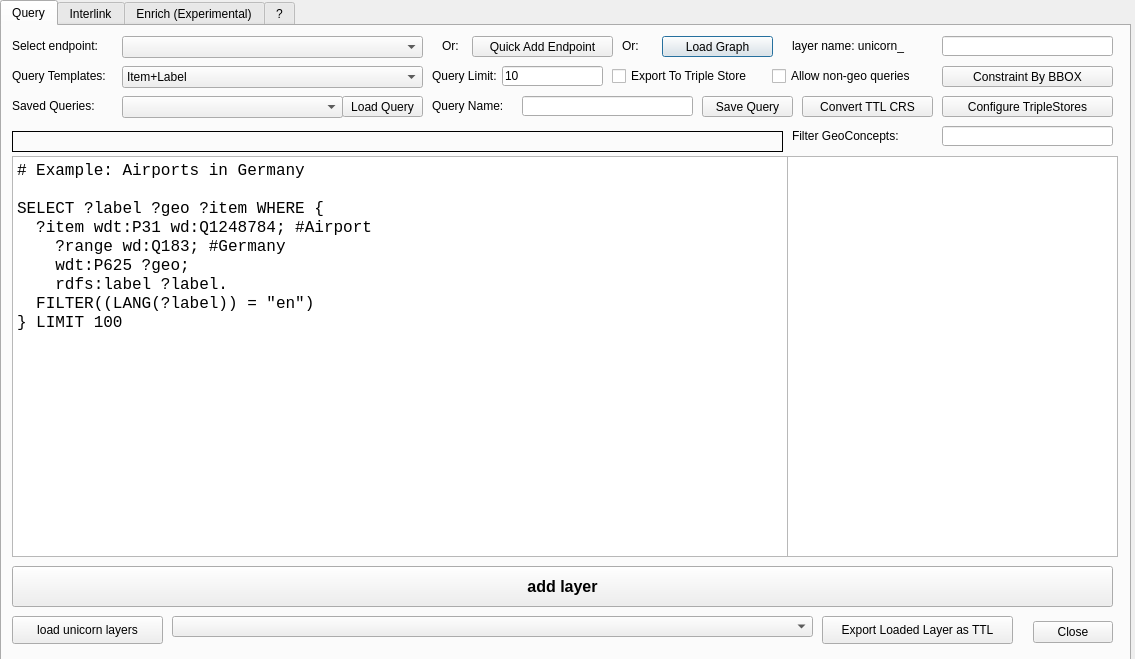
Qt form sparql_unicorn_dialog_base.ui (sparqlunicorn/sparqlunicornGoesGIS) before a commit.
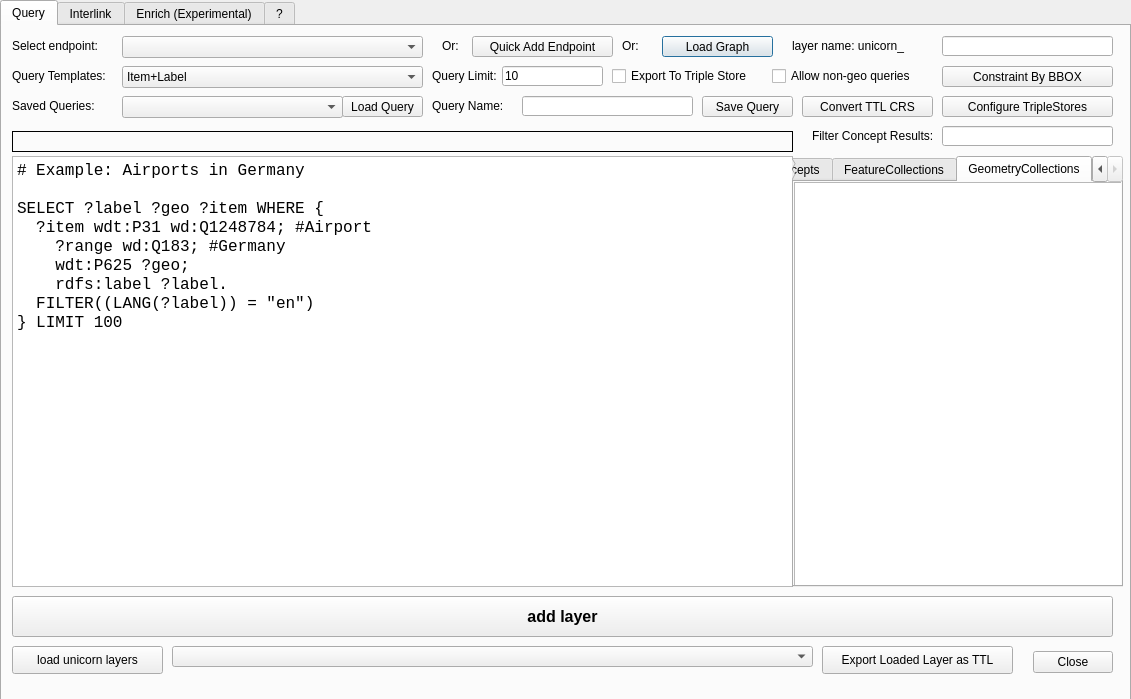
The same form after that commit.

Commit message: Prepared inclusion of collection support in config files and GUI

What changed in the file:
```diff
--- a/sparql_unicorn_dialog_base.ui
+++ b/sparql_unicorn_dialog_base.ui
@@ -6,8 +6,8 @@
    <rect>
     <x>0</x>
     <y>0</y>
-    <width>1135</width>
-    <height>659</height>
+    <width>1131</width>
+    <height>699</height>
    </rect>
   </property>
   <property name="windowTitle">
@@ -32,7 +32,7 @@
      <x>0</x>
      <y>0</y>
      <width>1131</width>
-     <height>661</height>
+     <height>701</height>
     </rect>
    </property>
    <property name="currentIndex">
@@ -120,7 +120,7 @@
        <x>10</x>
        <y>130</y>
        <width>781</width>
-       <height>401</height>
+       <height>431</height>
       </rect>
      </property>
      <property name="font">
@@ -145,7 +145,7 @@
      <property name="geometry">
       <rect>
        <x>10</x>
-       <y>540</y>
+       <y>570</y>
        <width>1101</width>
        <height>41</height>
       </rect>
@@ -165,7 +165,7 @@
      <property name="geometry">
       <rect>
        <x>10</x>
-       <y>590</y>
+       <y>620</y>
        <width>151</width>
        <height>28</height>
       </rect>
@@ -178,7 +178,7 @@
      <property name="geometry">
       <rect>
        <x>170</x>
-       <y>590</y>
+       <y>620</y>
        <width>641</width>
        <height>21</height>
       </rect>
@@ -188,7 +188,7 @@
      <property name="geometry">
       <rect>
        <x>820</x>
-       <y>590</y>
+       <y>620</y>
        <width>191</width>
        <height>28</height>
       </rect>
@@ -201,7 +201,7 @@
      <property name="geometry">
       <rect>
        <x>1020</x>
-       <y>590</y>
+       <y>620</y>
        <width>91</width>
        <height>32</height>
       </rect>
@@ -231,7 +231,7 @@
       <rect>
        <x>10</x>
        <y>105</y>
-       <width>771</width>
+       <width>781</width>
        <height>21</height>
       </rect>
      </property>
@@ -330,14 +330,14 @@
     <widget class="QLabel" name="filterConceptsLabel">
      <property name="geometry">
       <rect>
-       <x>790</x>
+       <x>810</x>
        <y>100</y>
-       <width>131</width>
+       <width>121</width>
        <height>20</height>
       </rect>
      </property>
      <property name="text">
-      <string>Filter GeoConcepts:</string>
+      <string>Filter Concept Results:</string>
      </property>
     </widget>
     <widget class="QLineEdit" name="filterConcepts">
@@ -350,16 +350,6 @@
       </rect>
      </property>
     </widget>
-    <widget class="QListView" name="geoClassList">
-     <property name="geometry">
-      <rect>
-       <x>785</x>
-       <y>130</y>
-       <width>331</width>
-       <height>401</height>
-      </rect>
-     </property>
-    </widget>
     <widget class="QLineEdit" name="queryLimit">
      <property name="geometry">
       <rect>
@@ -484,6 +474,64 @@
       <string>Convert TTL CRS</string>
      </property>
     </widget>
+    <widget class="QTabWidget" name="conceptViewTabWidget">
+     <property name="geometry">
+      <rect>
+       <x>790</x>
+       <y>130</y>
+       <width>331</width>
+       <height>431</height>
+      </rect>
+     </property>
+     <property name="currentIndex">
+      <number>2</number>
+     </property>
+     <widget class="QWidget" name="geoConceptsTab">
+      <attribute name="title">
+       <string>GeoConcepts</string>
+      </attribute>
+      <widget class="QListView" name="geoClassList">
+       <property name="geometry">
+        <rect>
+         <x>0</x>
+         <y>0</y>
+         <width>331</width>
+         <height>411</height>
+        </rect>
+       </property>
+      </widget>
+     </widget>
+     <widget class="QWidget" name="featureCollectionsTab">
+      <attribute name="title">
+       <string>FeatureCollections</string>
+      </attribute>
+      <widget class="QListView" name="featureCollectionClassList">
+       <property name="geometry">
+        <rect>
+         <x>0</x>
+         <y>0</y>
+         <width>331</width>
+         <height>411</height>
+        </rect>
+       </property>
+      </widget>
+     </widget>
+     <widget class="QWidget" name="GeometryCollectionsTab">
+      <attribute name="title">
+       <string>GeometryCollections</string>
+      </attribute>
+      <widget class="QListView" name="geometryCollectionClassList">
+       <property name="geometry">
+        <rect>
+         <x>0</x>
+         <y>0</y>
+         <width>331</width>
+         <height>411</height>
+        </rect>
+       </property>
+      </widget>
+     </widget>
+    </widget>
    </widget>
    <widget class="QWidget" name="tab_2">
     <attribute name="title">
```
Left out of the diff: 12 changed lines with no effect on the pictures. The commit also changes 2 other files.
